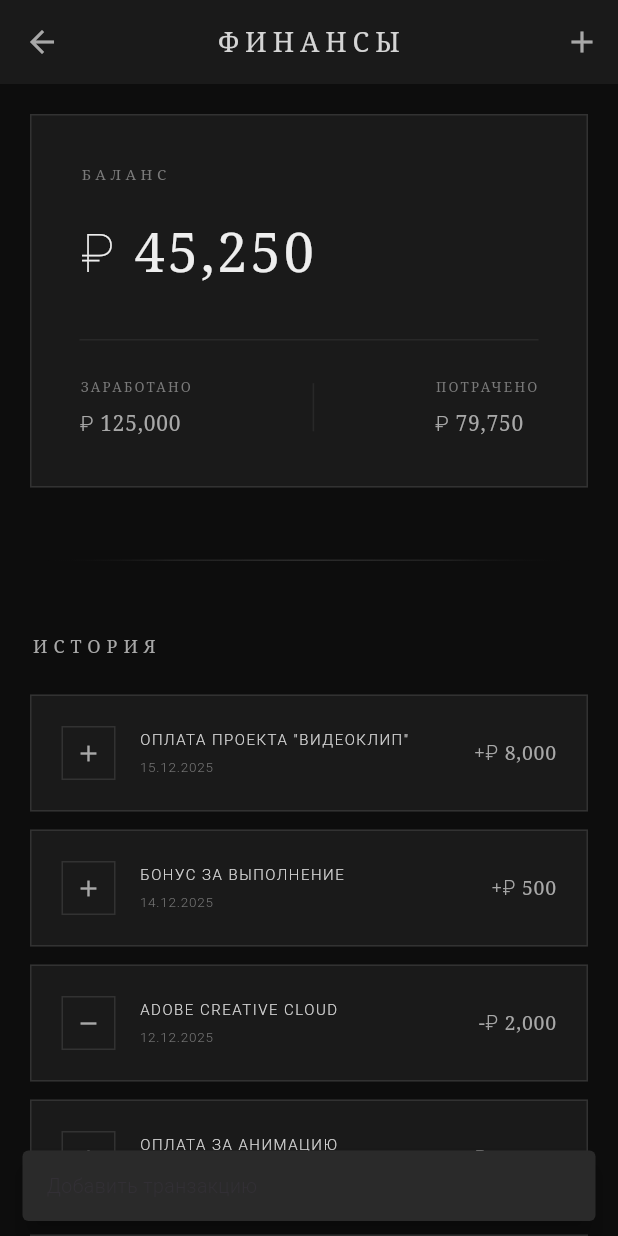
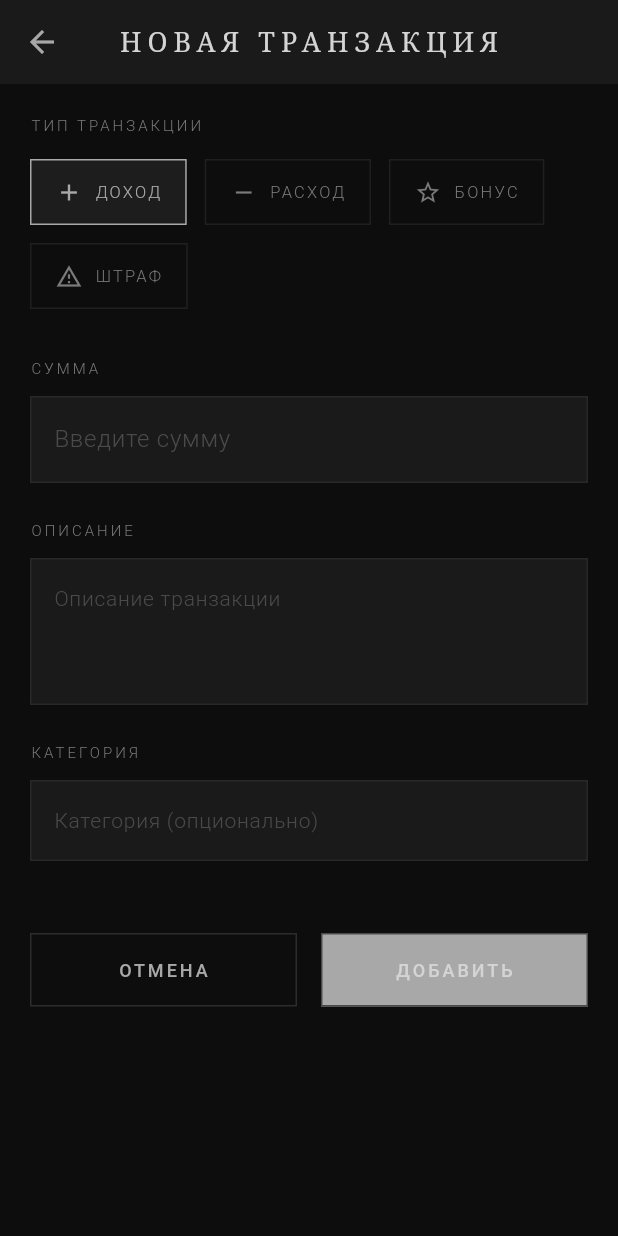
Before and after one commit to Sereza111/creative_collective, a Flutter app: the FinanceScreen screen opened directly, after a tap on the "add" icon, on a phone screen of 412 x 824 dp. Run offline on Flutter 3.47's test engine with Material 3 defaults, Android fonts, the light colour scheme and no system bars; our stand-ins replace flutter_riverpod, flutter_secure_storage; accounts and stored records are empty; statements that could not run were skipped.

Commit message:
feat: Add Finance screen with transactions and add transaction form

```diff
--- /dev/null
+++ b/lib/providers/finance_provider.dart
@@ -0,0 +1,80 @@
+import 'package:flutter_riverpod/flutter_riverpod.dart';
+import '../models/finance.dart';
+import '../models/transaction.dart' as app_transaction;
+import '../services/api_service.dart';
+import 'auth_provider.dart';
+
+// Провайдер для финансовой информации
+final financeProvider = StateNotifierProvider<FinanceNotifier, AsyncValue<Finance?>>((ref) {
+  return FinanceNotifier(ref);
+});
+
+class FinanceNotifier extends StateNotifier<AsyncValue<Finance?>> {
+  final Ref ref;
+
+  FinanceNotifier(this.ref) : super(const AsyncValue.loading()) {
+    loadFinance();
+  }
+
+  Future<void> loadFinance() async {
+    try {
+      state = const AsyncValue.loading();
+      final user = ref.read(authProvider).value;
+      if (user != null) {
+        final finance = await ApiService.getFinance(user.id);
+        state = AsyncValue.data(finance);
+      }
+    } catch (e, stack) {
+      state = AsyncValue.error(e, stack);
+    }
+  }
+
+  Future<void> refresh() async {
+    await loadFinance();
+  }
+}
+
+// Провайдер для списка транзакций
+final transactionsProvider = StateNotifierProvider<TransactionsNotifier, AsyncValue<List<app_transaction.Transaction>>>((ref) {
+  return TransactionsNotifier(ref);
+});
+
+class TransactionsNotifier extends StateNotifier<AsyncValue<List<app_transaction.Transaction>>> {
+  final Ref ref;
+
+  TransactionsNotifier(this.ref) : super(const AsyncValue.loading()) {
+    loadTransactions();
+  }
+
+  Future<void> loadTransactions() async {
+    try {
+      state = const AsyncValue.loading();
+      final user = ref.read(authProvider).value;
+      if (user != null) {
+        final data = await ApiService.getTransactions(user.id);
+        final transactions = data.map((json) => app_transaction.Transaction.fromJson(json)).toList();
+        state = AsyncValue.data(transactions);
+      }
+    } catch (e, stack) {
+      state = AsyncValue.error(e, stack);
+    }
+  }
+
+  Future<void> refresh() async {
+    await loadTransactions();
+  }
+
+  Future<void> addTransaction(Map<String, dynamic> transactionData) async {
+    try {
+      final user = ref.read(authProvider).value;
+      if (user != null) {
+        await ApiService.createTransaction(user.id, transactionData);
+        await loadTransactions();
+        // Обновляем финансовую информацию
+        await ref.read(financeProvider.notifier).refresh();
+      }
+    } catch (e) {
+      rethrow;
+    }
+  }
+}
--- a/lib/screens/finance_screen.dart
+++ b/lib/screens/finance_screen.dart
@@ -1,11 +1,21 @@
 import 'package:flutter/material.dart';
+import 'package:flutter_riverpod/flutter_riverpod.dart';
+import 'package:intl/intl.dart';
 import '../theme/app_theme.dart';
+import '../providers/finance_provider.dart';
+import '../providers/auth_provider.dart';
+import '../models/transaction.dart' as app_transaction;
+import 'forms/add_transaction_screen.dart';
 
-class FinanceScreen extends StatelessWidget {
+class FinanceScreen extends ConsumerWidget {
   const FinanceScreen({Key? key}) : super(key: key);
 
   @override
-  Widget build(BuildContext context) {
+  Widget build(BuildContext context, WidgetRef ref) {
+    final financeAsync = ref.watch(financeProvider);
+    final transactionsAsync = ref.watch(transactionsProvider);
+    final currencyFormat = NumberFormat.currency(locale: 'ru_RU', symbol: '₽', decimalDigits: 0);
+
     return Scaffold(
       appBar: AppBar(
         title: const Text('ФИНАНСЫ'),
@@ -13,24 +23,34 @@ class FinanceScreen extends StatelessWidget {
           IconButton(
             icon: const Icon(Icons.add),
             onPressed: () {
-              ScaffoldMessenger.of(context).showSnackBar(
-                const SnackBar(
-                  content: Text('Добавить транзакцию'),
-                  backgroundColor: AppTheme.shadowGray,
-                  behavior: SnackBarBehavior.floating,
-                ),
+              Navigator.push(
+                context,
+                MaterialPageRoute(builder: (context) => const AddTransactionScreen()),
               );
             },
           ),
         ],
       ),
-      body: SingleChildScrollView(
+      body: RefreshIndicator(
+        onRefresh: () async {
+          await ref.read(financeProvider.notifier).refresh();
+          await ref.read(transactionsProvider.notifier).refresh();
+        },
+        backgroundColor: AppTheme.charcoal,
+        color: AppTheme.ghostWhite,
+        child: SingleChildScrollView(
+          physics: const AlwaysScrollableScrollPhysics(),
           padding: const EdgeInsets.all(20),
           child: Column(
             crossAxisAlignment: CrossAxisAlignment.start,
             children: [
               // Баланс
-            AppTheme.fadeInAnimation(
+              financeAsync.when(
+                data: (finance) {
+                  if (finance == null) {
+                    return const Center(child: Text('Нет данных'));
+                  }
+                  return AppTheme.fadeInAnimation(
                     child: AppTheme.animatedGothicCard(
                       child: Padding(
                         padding: const EdgeInsets.all(32),
@@ -49,7 +69,7 @@ class FinanceScreen extends StatelessWidget {
                             ),
                             const SizedBox(height: 20),
                             Text(
-                        '₽ 45,250',
+                              currencyFormat.format(finance.balance),
                               style: TextStyle(
                                 fontSize: 36,
                                 fontWeight: FontWeight.w200,
@@ -67,16 +87,35 @@ class FinanceScreen extends StatelessWidget {
                             Row(
                               mainAxisAlignment: MainAxisAlignment.spaceBetween,
                               children: [
-                          _buildBalanceInfo('Заработано', '₽ 125,000'),
+                                _buildBalanceInfo('Заработано', currencyFormat.format(finance.totalEarned)),
                                 Container(
                                   width: 1,
                                   height: 32,
                                   color: AppTheme.dimGray.withOpacity(0.3),
                                 ),
-                          _buildBalanceInfo('Потрачено', '₽ 79,750'),
+                                _buildBalanceInfo('Потрачено', currencyFormat.format(finance.totalSpent)),
                               ],
                             ),
                           ],
+                        ),
+                      ),
+                    ),
+                  );
+                },
+                loading: () => AppTheme.animatedGothicCard(
+                  child: const Padding(
+                    padding: EdgeInsets.all(32),
+                    child: Center(child: CircularProgressIndicator(color: AppTheme.ashGray)),
+                  ),
+                ),
+                error: (error, stack) => AppTheme.animatedGothicCard(
+                  child: Padding(
+                    padding: const EdgeInsets.all(32),
+                    child: Center(
+                      child: Text(
+                        'Ошибка загрузки: $error',
+                        style: const TextStyle(color: AppTheme.bloodRed),
+                      ),
                     ),
                   ),
                 ),
@@ -102,64 +141,71 @@ class FinanceScreen extends StatelessWidget {
               ),
               const SizedBox(height: 24),
 
-            AppTheme.slideUpAnimation(
-              offset: 15,
-              child: _buildTransactionItem(
-                'Оплата проекта "Видеоклип"',
-                '+₽ 8,000',
-                '15.12.2025',
-                true,
+              transactionsAsync.when(
+                data: (transactions) {
+                  if (transactions.isEmpty) {
+                    return AppTheme.animatedGothicCard(
+                      child: const Padding(
+                        padding: EdgeInsets.all(40),
+                        child: Center(
+                          child: Text(
+                            'НЕТ ТРАНЗАКЦИЙ',
+                            style: TextStyle(
+                              fontSize: 10,
+                              color: AppTheme.mistGray,
+                              letterSpacing: 2.0,
                             ),
                           ),
-            const SizedBox(height: 12),
-
-            AppTheme.slideUpAnimation(
-              offset: 15,
-              duration: const Duration(milliseconds: 900),
-              child: _buildTransactionItem(
-                'Бонус за выполнение',
-                '+₽ 500',
-                '14.12.2025',
-                true,
                         ),
                       ),
-            const SizedBox(height: 12),
+                    );
+                  }
 
-            AppTheme.slideUpAnimation(
+                  return Column(
+                    children: transactions.asMap().entries.map((entry) {
+                      final index = entry.key;
+                      final transaction = entry.value;
+                      final dateFormat = DateFormat('dd.MM.yyyy');
+                      final amountText = transaction.isPositive
+                        ? '+${currencyFormat.format(transaction.amount)}'
+                        : '-${currencyFormat.format(transaction.amount)}';
+
+                      return Padding(
+                        padding: const EdgeInsets.only(bottom: 12),
+                        child: AppTheme.slideUpAnimation(
                           offset: 15,
-              duration: const Duration(milliseconds: 1000),
+                          duration: Duration(milliseconds: 800 + (index * 100)),
                           child: _buildTransactionItem(
-                'Adobe Creative Cloud',
-                '-₽ 2,000',
-                '12.12.2025',
-                false,
+                            transaction.description ?? transaction.category ?? 'Транзакция',
+                            amountText,
+                            dateFormat.format(transaction.date),
+                            transaction.isPositive,
                           ),
                         ),
-            const SizedBox(height: 12),
-
-            AppTheme.slideUpAnimation(
-              offset: 15,
-              duration: const Duration(milliseconds: 1100),
-              child: _buildTransactionItem(
-                'Оплата за анимацию',
-                '+₽ 12,500',
-                '10.12.2025',
-                true,
+                      );
+                    }).toList(),
+                  );
+                },
+                loading: () => const Center(
+                  child: Padding(
+                    padding: EdgeInsets.all(40),
+                    child: CircularProgressIndicator(color: AppTheme.ashGray),
                   ),
                 ),
-            const SizedBox(height: 12),
-
-            AppTheme.slideUpAnimation(
-              offset: 15,
-              duration: const Duration(milliseconds: 1200),
-              child: _buildTransactionItem(
-                'Покупка плагинов',
-                '-₽ 1,500',
-                '08.12.2025',
-                false,
+                error: (error, stack) => AppTheme.animatedGothicCard(
+                  child: Padding(
+                    padding: const EdgeInsets.all(40),
+                    child: Center(
+                      child: Text(
+                        'Ошибка загрузки транзакций',
+                        style: const TextStyle(color: AppTheme.bloodRed),
+                      ),
+                    ),
+                  ),
                 ),
               ),
             ],
+          ),
         ),
       ),
     );
--- /dev/null
+++ b/lib/screens/forms/add_transaction_screen.dart
@@ -0,0 +1,344 @@
+import 'package:flutter/material.dart';
+import 'package:flutter_riverpod/flutter_riverpod.dart';
+import '../../theme/app_theme.dart';
+import '../../providers/finance_provider.dart';
+
+class AddTransactionScreen extends ConsumerStatefulWidget {
+  const AddTransactionScreen({Key? key}) : super(key: key);
+
+  @override
+  ConsumerState<AddTransactionScreen> createState() => _AddTransactionScreenState();
+}
+
+class _AddTransactionScreenState extends ConsumerState<AddTransactionScreen> {
+  final _formKey = GlobalKey<FormState>();
+  final _amountController = TextEditingController();
+  final _descriptionController = TextEditingController();
+  final _categoryController = TextEditingController();
+
+  String _selectedType = 'earned'; // 'earned', 'spent', 'bonus', 'penalty'
+  bool _isSubmitting = false;
+
+  @override
+  void dispose() {
+    _amountController.dispose();
+    _descriptionController.dispose();
+    _categoryController.dispose();
+    super.dispose();
+  }
+
+  Future<void> _submitForm() async {
+    if (!_formKey.currentState!.validate()) return;
+
+    setState(() {
+      _isSubmitting = true;
+    });
+
+    try {
+      final transactionData = {
+        'type': _selectedType,
+        'amount': double.parse(_amountController.text),
+        'description': _descriptionController.text.isNotEmpty ? _descriptionController.text : null,
+        'category': _categoryController.text.isNotEmpty ? _categoryController.text : null,
+      };
+
+      await ref.read(transactionsProvider.notifier).addTransaction(transactionData);
+
+      if (mounted) {
+        ScaffoldMessenger.of(context).showSnackBar(
+          const SnackBar(
+            content: Text('Транзакция добавлена'),
+            backgroundColor: AppTheme.shadowGray,
+            behavior: SnackBarBehavior.floating,
+          ),
+        );
+        Navigator.pop(context);
+      }
+    } catch (e) {
+      if (mounted) {
+        ScaffoldMessenger.of(context).showSnackBar(
+          SnackBar(
+            content: Text('Ошибка: $e'),
+            backgroundColor: AppTheme.bloodRed,
+            behavior: SnackBarBehavior.floating,
+          ),
+        );
+      }
+    } finally {
+      if (mounted) {
+        setState(() {
+          _isSubmitting = false;
+        });
+      }
+    }
+  }
+
+  @override
+  Widget build(BuildContext context) {
+    return Scaffold(
+      backgroundColor: AppTheme.charcoal,
+      appBar: AppBar(
+        title: const Text('НОВАЯ ТРАНЗАКЦИЯ'),
+        backgroundColor: AppTheme.darkerCharcoal,
+      ),
+      body: SingleChildScrollView(
+        padding: const EdgeInsets.all(20),
+        child: Form(
+          key: _formKey,
+          child: Column(
+            crossAxisAlignment: CrossAxisAlignment.start,
+            children: [
+              // Тип транзакции
+              Text(
+                'ТИП ТРАНЗАКЦИИ',
+                style: TextStyle(
+                  fontSize: 10,
+                  fontWeight: FontWeight.w300,
+                  color: AppTheme.mistGray,
+                  letterSpacing: 2.0,
+                ),
+              ),
+              const SizedBox(height: 16),
+
+              Wrap(
+                spacing: 12,
+                runSpacing: 12,
+                children: [
+                  _buildTypeChip('earned', 'Доход', Icons.add),
+                  _buildTypeChip('spent', 'Расход', Icons.remove),
+                  _buildTypeChip('bonus', 'Бонус', Icons.star_border),
+                  _buildTypeChip('penalty', 'Штраф', Icons.warning_amber_outlined),
+                ],
+              ),
+
+              const SizedBox(height: 32),
+
+              // Сумма
+              Text(
+                'СУММА',
+                style: TextStyle(
+                  fontSize: 10,
+                  fontWeight: FontWeight.w300,
+                  color: AppTheme.mistGray,
+                  letterSpacing: 2.0,
+                ),
+              ),
+              const SizedBox(height: 12),
+              TextFormField(
+                controller: _amountController,
+                keyboardType: const TextInputType.numberWithOptions(decimal: true),
+                style: const TextStyle(
+                  color: AppTheme.ghostWhite,
+                  fontSize: 16,
+                ),
+                decoration: InputDecoration(
+                  hintText: 'Введите сумму',
+                  hintStyle: TextStyle(color: AppTheme.mistGray.withOpacity(0.5)),
+                  filled: true,
+                  fillColor: AppTheme.darkerCharcoal,
+                  border: OutlineInputBorder(
+                    borderRadius: BorderRadius.zero,
+                    borderSide: BorderSide(color: AppTheme.dimGray.withOpacity(0.3)),
+                  ),
+                  enabledBorder: OutlineInputBorder(
+                    borderRadius: BorderRadius.zero,
+                    borderSide: BorderSide(color: AppTheme.dimGray.withOpacity(0.3)),
+                  ),
+                  focusedBorder: OutlineInputBorder(
+                    borderRadius: BorderRadius.zero,
+                    borderSide: const BorderSide(color: AppTheme.ashGray),
+                  ),
+                ),
+                validator: (value) {
+                  if (value == null || value.isEmpty) {
+                    return 'Введите сумму';
+                  }
+                  if (double.tryParse(value) == null) {
+                    return 'Неверный формат суммы';
+                  }
+                  return null;
+                },
+              ),
+
+              const SizedBox(height: 24),
+
+              // Описание
+              Text(
+                'ОПИСАНИЕ',
+                style: TextStyle(
+                  fontSize: 10,
+                  fontWeight: FontWeight.w300,
+                  color: AppTheme.mistGray,
+                  letterSpacing: 2.0,
+                ),
+              ),
+              const SizedBox(height: 12),
+              TextFormField(
+                controller: _descriptionController,
+                maxLines: 3,
+                style: const TextStyle(
+                  color: AppTheme.ghostWhite,
+                  fontSize: 14,
+                ),
+                decoration: InputDecoration(
+                  hintText: 'Описание транзакции',
+                  hintStyle: TextStyle(color: AppTheme.mistGray.withOpacity(0.5)),
+                  filled: true,
+                  fillColor: AppTheme.darkerCharcoal,
+                  border: OutlineInputBorder(
+                    borderRadius: BorderRadius.zero,
+                    borderSide: BorderSide(color: AppTheme.dimGray.withOpacity(0.3)),
+                  ),
+                  enabledBorder: OutlineInputBorder(
+                    borderRadius: BorderRadius.zero,
+                    borderSide: BorderSide(color: AppTheme.dimGray.withOpacity(0.3)),
+                  ),
+                  focusedBorder: OutlineInputBorder(
+                    borderRadius: BorderRadius.zero,
+                    borderSide: const BorderSide(color: AppTheme.ashGray),
+                  ),
+                ),
+              ),
+
+              const SizedBox(height: 24),
+
+              // Категория
+              Text(
+                'КАТЕГОРИЯ',
+                style: TextStyle(
+                  fontSize: 10,
+                  fontWeight: FontWeight.w300,
+                  color: AppTheme.mistGray,
+                  letterSpacing: 2.0,
+                ),
+              ),
+              const SizedBox(height: 12),
+              TextFormField(
+                controller: _categoryController,
+                style: const TextStyle(
+                  color: AppTheme.ghostWhite,
+                  fontSize: 14,
+                ),
+                decoration: InputDecoration(
+                  hintText: 'Категория (опционально)',
+                  hintStyle: TextStyle(color: AppTheme.mistGray.withOpacity(0.5)),
+                  filled: true,
+                  fillColor: AppTheme.darkerCharcoal,
+                  border: OutlineInputBorder(
+                    borderRadius: BorderRadius.zero,
+                    borderSide: BorderSide(color: AppTheme.dimGray.withOpacity(0.3)),
+                  ),
+                  enabledBorder: OutlineInputBorder(
+                    borderRadius: BorderRadius.zero,
+                    borderSide: BorderSide(color: AppTheme.dimGray.withOpacity(0.3)),
+                  ),
+                  focusedBorder: OutlineInputBorder(
+                    borderRadius: BorderRadius.zero,
+                    borderSide: const BorderSide(color: AppTheme.ashGray),
+                  ),
+                ),
+              ),
+
+              const SizedBox(height: 48),
+
+              // Кнопки
+              Row(
+                children: [
+                  Expanded(
+                    child: OutlinedButton(
+                      onPressed: _isSubmitting ? null : () => Navigator.pop(context),
+                      style: OutlinedButton.styleFrom(
+                        padding: const EdgeInsets.symmetric(vertical: 16),
+                        side: BorderSide(color: AppTheme.dimGray.withOpacity(0.5)),
+                        shape: const RoundedRectangleBorder(borderRadius: BorderRadius.zero),
+                      ),
+                      child: const Text(
+                        'ОТМЕНА',
+                        style: TextStyle(
+                          color: AppTheme.ashGray,
+                          fontSize: 12,
+                          letterSpacing: 2.0,
+                        ),
+                      ),
+                    ),
+                  ),
+                  const SizedBox(width: 16),
+                  Expanded(
+                    child: ElevatedButton(
+                      onPressed: _isSubmitting ? null : _submitForm,
+                      style: ElevatedButton.styleFrom(
+                        backgroundColor: AppTheme.ashGray,
+                        foregroundColor: AppTheme.charcoal,
+                        padding: const EdgeInsets.symmetric(vertical: 16),
+                        shape: const RoundedRectangleBorder(borderRadius: BorderRadius.zero),
+                      ),
+                      child: _isSubmitting
+                        ? const SizedBox(
+                            width: 20,
+                            height: 20,
+                            child: CircularProgressIndicator(
+                              strokeWidth: 2,
+                              valueColor: AlwaysStoppedAnimation<Color>(AppTheme.charcoal),
+                            ),
+                          )
+                        : const Text(
+                            'ДОБАВИТЬ',
+                            style: TextStyle(
+                              fontSize: 12,
+                              letterSpacing: 2.0,
+                              fontWeight: FontWeight.w500,
+                            ),
+                          ),
+                    ),
+                  ),
+                ],
+              ),
+            ],
+          ),
+        ),
+      ),
+    );
+  }
+
+  Widget _buildTypeChip(String type, String label, IconData icon) {
+    final isSelected = _selectedType == type;
+    return GestureDetector(
+      onTap: () {
+        setState(() {
+          _selectedType = type;
+        });
+      },
+      child: Container(
+        padding: const EdgeInsets.symmetric(horizontal: 16, vertical: 12),
+        decoration: BoxDecoration(
+          color: isSelected ? AppTheme.ashGray.withOpacity(0.1) : Colors.transparent,
+          border: Border.all(
+            color: isSelected ? AppTheme.ashGray : AppTheme.dimGray.withOpacity(0.3),
+            width: 1,
+          ),
+          borderRadius: BorderRadius.zero,
+        ),
+        child: Row(
+          mainAxisSize: MainAxisSize.min,
+          children: [
+            Icon(
+              icon,
+              size: 18,
+              color: isSelected ? AppTheme.ashGray : AppTheme.mistGray,
+            ),
+            const SizedBox(width: 8),
+            Text(
+              label.toUpperCase(),
+              style: TextStyle(
+                fontSize: 11,
+                fontWeight: FontWeight.w300,
+                color: isSelected ? AppTheme.ashGray : AppTheme.mistGray,
+                letterSpacing: 1.5,
+              ),
+            ),
+          ],
+        ),
+      ),
+    );
+  }
+}
```
Also changed, not shown: lib/models/transaction.dart (added, +49 -0 lines), lib/services/api_service.dart (+27 -3 lines). Lines whose indentation alone changed are shown as unchanged.
